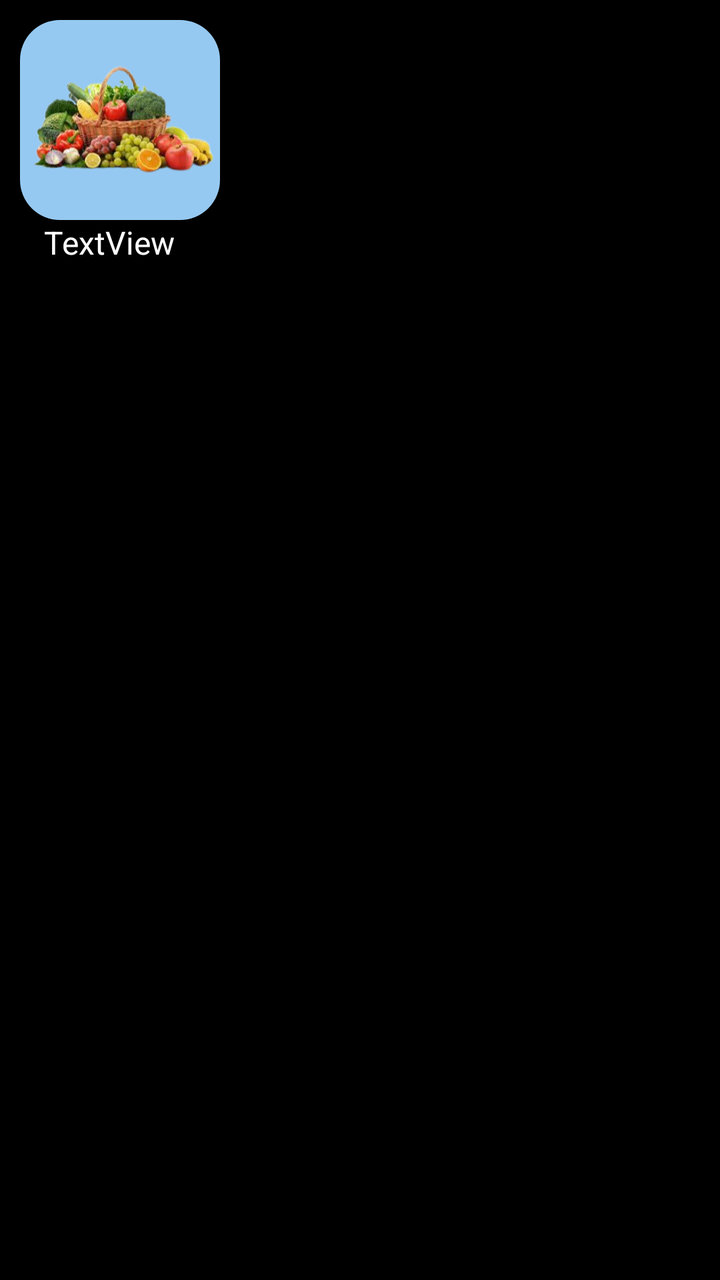
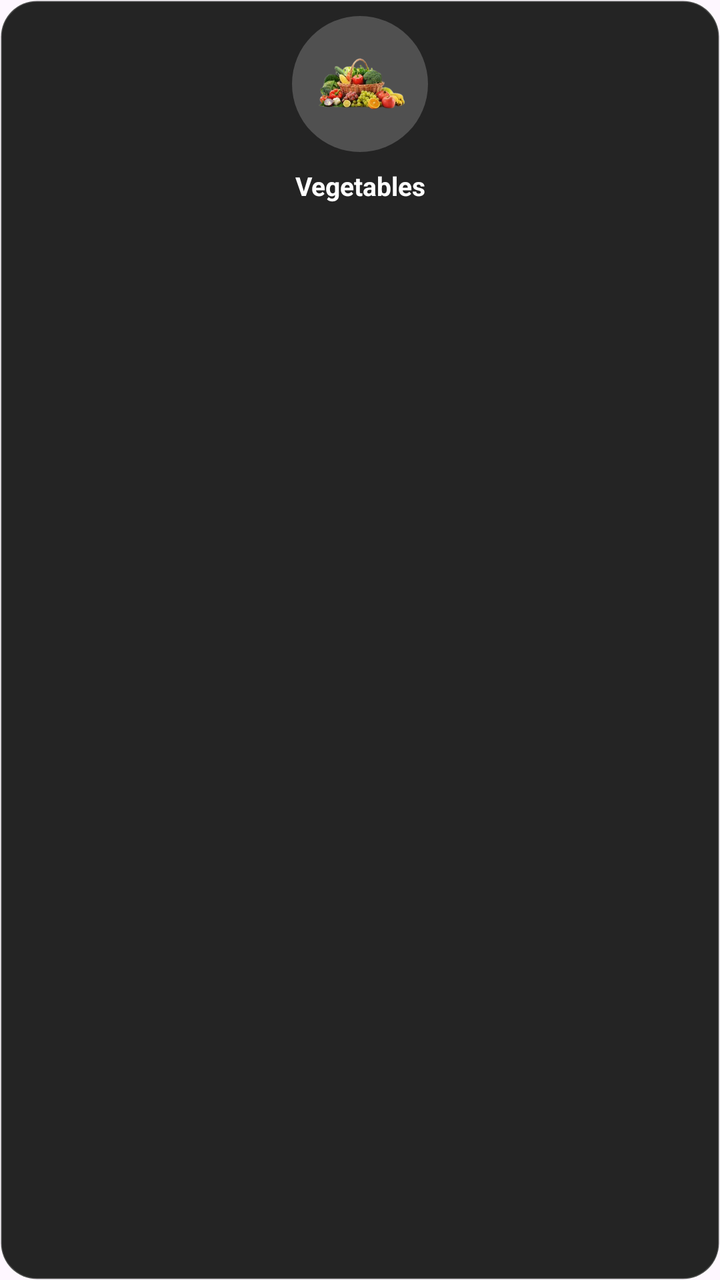

The first picture is an Android layout as it rendered before a commit; the second is the same layout after the commit. The layout source and the unified diff follow.
<!-- AndroidManifest.xml: application theme Theme.Blinklit -->
<!-- res/layout/sample_layout_item_product_home.xml -->
<?xml version="1.0" encoding="utf-8"?>
<LinearLayout xmlns:android="http://schemas.android.com/apk/res/android"
    xmlns:app="http://schemas.android.com/apk/res-auto"
    android:id="@+id/sample_layout_item_product_home"
    android:layout_width="wrap_content"
    android:layout_height="wrap_content"
    android:background="@color/black"
    android:orientation="vertical">

    <ImageView
        android:id="@+id/imageView3"
        android:layout_width="100dp"
        android:layout_height="100dp"
        android:layout_margin="10dp"
        android:background="@drawable/background"
        app:srcCompat="@drawable/vegetable" />

    <TextView
        android:id="@+id/textView11"
        android:layout_width="wrap_content"
        android:layout_height="wrap_content"
        android:layout_marginLeft="22dp"
        android:layout_marginTop="-10dp"
        android:text="TextView"
        android:textColor="#FFFFFF"
        android:textSize="16sp" />
</LinearLayout>
<!-- resources referenced by this layout -->
<resources>
  <color name="black">#FF000000</color>
  <!-- drawable background (drawable) -->
  <?xml version="1.0" encoding="utf-8"?>
  <shape xmlns:android="http://schemas.android.com/apk/res/android">
      <solid android:color="#96C9F1"/>
  <corners android:radius="20dp"/>
  </shape>
  <!-- drawable vegetable: png bitmap (drawable, 67268 bytes) -->
  <style name="Theme.Blinklit" parent="Base.Theme.Blinklit" />
  <style name="Base.Theme.Blinklit" parent="Theme.Material3.DayNight.NoActionBar">
          
          
      </style>
</resources>

<!-- the commit's change to res/layout/sample_layout_item_product_home.xml (unified diff, before → after) -->
@@ -1,27 +1,42 @@
 <?xml version="1.0" encoding="utf-8"?>
-<LinearLayout xmlns:android="http://schemas.android.com/apk/res/android"
+<androidx.constraintlayout.widget.ConstraintLayout
+    xmlns:android="http://schemas.android.com/apk/res/android"
     xmlns:app="http://schemas.android.com/apk/res-auto"
     android:id="@+id/sample_layout_item_product_home"
-    android:layout_width="wrap_content"
-    android:layout_height="wrap_content"
-    android:background="@color/black"
-    android:orientation="vertical">
+    android:layout_width="92dp"
+    android:layout_height="128dp"
+    android:layout_margin="8dp"
+    android:background="@drawable/bg_category_item_card"
+    android:elevation="6dp"
+    android:padding="8dp">
 
     <ImageView
         android:id="@+id/imageView3"
-        android:layout_width="100dp"
-        android:layout_height="100dp"
-        android:layout_margin="10dp"
-        android:background="@drawable/background"
-        app:srcCompat="@drawable/vegetable" />
+        android:layout_width="68dp"
+        android:layout_height="68dp"
+        android:background="@drawable/bg_category_image"
+        android:contentDescription="Category Image"
+        android:padding="10dp"
+        android:scaleType="centerInside"
+        android:src="@drawable/vegetable"
+        app:layout_constraintTop_toTopOf="parent"
+        app:layout_constraintStart_toStartOf="parent"
+        app:layout_constraintEnd_toEndOf="parent" />
 
     <TextView
         android:id="@+id/textView11"
-        android:layout_width="wrap_content"
+        android:layout_width="0dp"
         android:layout_height="wrap_content"
-        android:layout_marginLeft="22dp"
-        android:layout_marginTop="-10dp"
-        android:text="TextView"
-        android:textColor="#FFFFFF"
-        android:textSize="16sp" />
-</LinearLayout>
+        android:layout_marginTop="8dp"
+        android:ellipsize="end"
+        android:gravity="center"
+        android:maxLines="1"
+        android:text="Vegetables"
+        android:textColor="@color/white"
+        android:textSize="13sp"
+        android:textStyle="bold"
+        app:layout_constraintTop_toBottomOf="@id/imageView3"
+        app:layout_constraintStart_toStartOf="parent"
+        app:layout_constraintEnd_toEndOf="parent" />
+
+</androidx.constraintlayout.widget.ConstraintLayout>
<!-- resource entries referenced after the edit -->
@@ -1,11 +1,20 @@
 <!-- resources referenced by this layout -->
 <resources>
-  <color name="black">#FF000000</color>
-  <!-- drawable background (drawable) -->
+  <color name="white">#FFFFFFFF</color>
+  <!-- drawable bg_category_image (drawable) -->
   <?xml version="1.0" encoding="utf-8"?>
   <shape xmlns:android="http://schemas.android.com/apk/res/android">
-      <solid android:color="#96C9F1"/>
-  <corners android:radius="20dp"/>
+      <solid android:color="#33FFFFFF" />
+      <corners android:radius="50dp" />
+  </shape>
+  <!-- drawable bg_category_item_card (drawable) -->
+  <?xml version="1.0" encoding="utf-8"?>
+  <shape xmlns:android="http://schemas.android.com/apk/res/android">
+      <solid android:color="#242424" />
+      <corners android:radius="18dp" />
+      <stroke
+          android:width="1dp"
+          android:color="#30FFFFFF" />
   </shape>
   <!-- drawable vegetable: png bitmap (drawable, 67268 bytes) -->
   <style name="Theme.Blinklit" parent="Base.Theme.Blinklit" />
